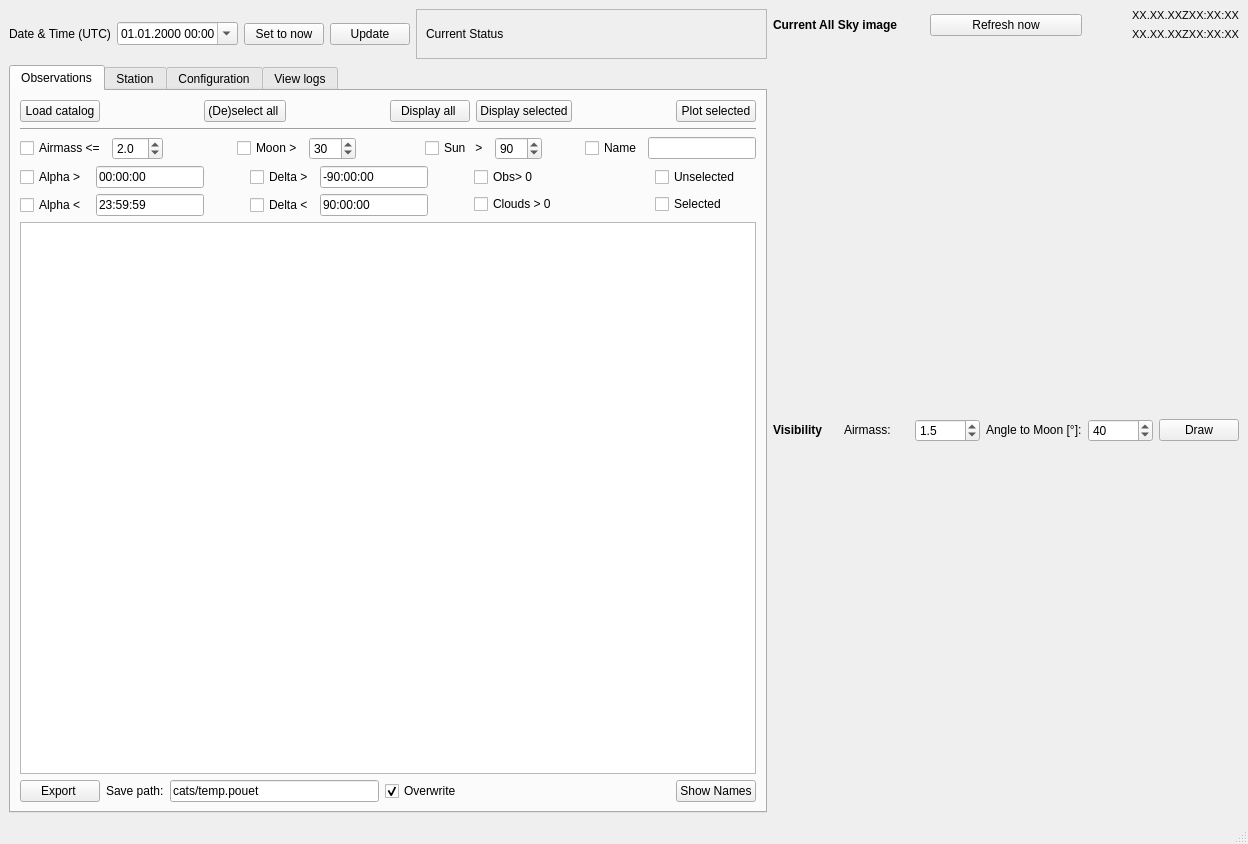
The window that pouet/design_scalable.ui (vbonvin/POUET) describes before a commit, drawn with Qt 5.
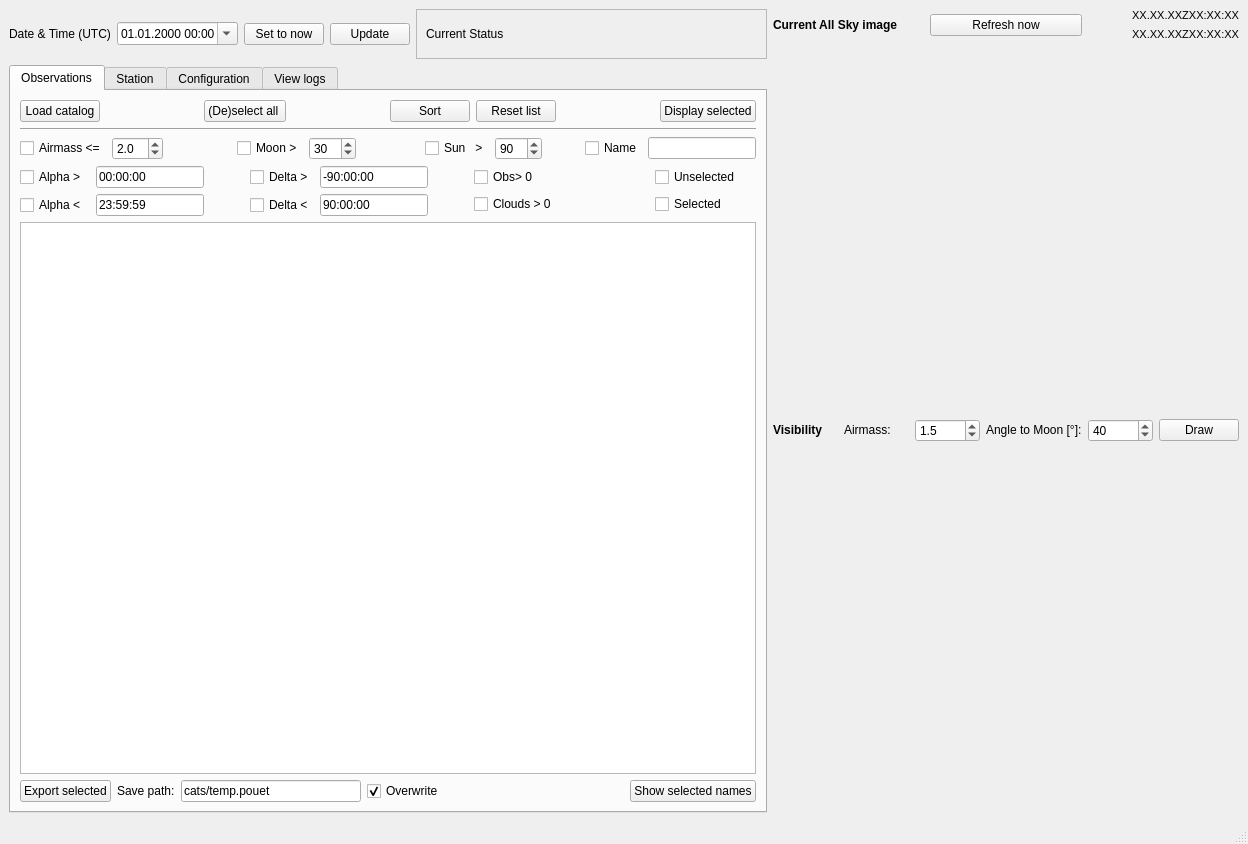
The same window after the commit.

Commit message: renaming buttons. #26

```diff
--- a/pouet/design_scalable.ui
+++ b/pouet/design_scalable.ui
@@ -564,17 +564,17 @@
               </property>
              </spacer>
             </item>
-            <item>
-             <widget class="QPushButton" name="displayAllObs">
-              <property name="text">
-               <string>Display all </string>
-              </property>
-             </widget>
-            </item>
             <item>
              <widget class="QPushButton" name="displaySelectedObs">
               <property name="text">
-               <string>Display selected</string>
+               <string>Sort</string>
+              </property>
+             </widget>
+            </item>
+            <item>
+             <widget class="QPushButton" name="displayAllObs">
+              <property name="text">
+               <string>Reset list</string>
               </property>
              </widget>
             </item>
@@ -597,7 +597,7 @@
             <item>
              <widget class="QPushButton" name="updatePlotObs">
               <property name="text">
-               <string>Plot selected</string>
+               <string>Display selected</string>
               </property>
              </widget>
             </item>
@@ -972,7 +972,7 @@
             <item>
              <widget class="QPushButton" name="saveObs">
               <property name="text">
-               <string>Export </string>
+               <string>Export selected</string>
               </property>
              </widget>
             </item>
@@ -1019,7 +1019,7 @@
             <item>
              <widget class="QPushButton" name="printNamesObs">
               <property name="text">
-               <string>Show Names</string>
+               <string>Show selected names</string>
               </property>
              </widget>
             </item>
```
